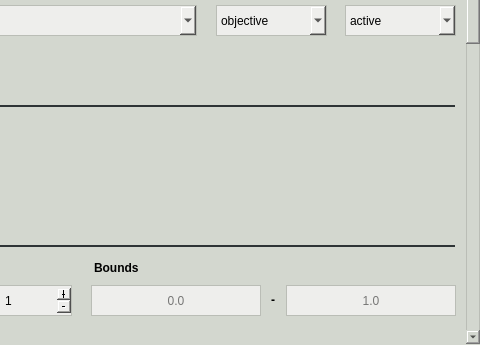
This is pyanno4rt/gui/designs/components/support_vector_machine_ntcp_window.ui in pyanno4rt/pyanno4rt as Qt 5 draws it before an edit; both pictures show x 240 to 720 and y 86 to 431 of the 720 by 431 pixel window. The edited form follows.
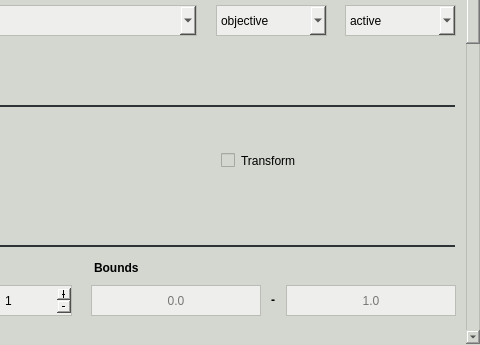
This is the edited form. Icons and pictures are not drawn.

Commit message: Added transform option to all ML components, minor corrections in fluence optimizer / solver

What changed in the file:
```diff
--- a/pyanno4rt/gui/designs/components/support_vector_machine_ntcp_window.ui
+++ b/pyanno4rt/gui/designs/components/support_vector_machine_ntcp_window.ui
@@ -55,7 +55,7 @@
      <property name="geometry">
       <rect>
        <x>0</x>
-       <y>-808</y>
+       <y>0</y>
        <width>690</width>
        <height>1489</height>
       </rect>
@@ -1821,6 +1821,26 @@
        <string>Tune repeats</string>
       </property>
      </widget>
+     <widget class="QCheckBox" name="transform_check">
+      <property name="geometry">
+       <rect>
+        <x>450</x>
+        <y>234</y>
+        <width>101</width>
+        <height>23</height>
+       </rect>
+      </property>
+      <property name="cursor">
+       <cursorShape>PointingHandCursor</cursorShape>
+      </property>
+      <property name="styleSheet">
+       <string notr="true">border: 0px;
+color: rgb(0, 0, 0);</string>
+      </property>
+      <property name="text">
+       <string>Transform</string>
+      </property>
+     </widget>
     </widget>
    </widget>
   </widget>
```
The commit also changes 58 other files.
